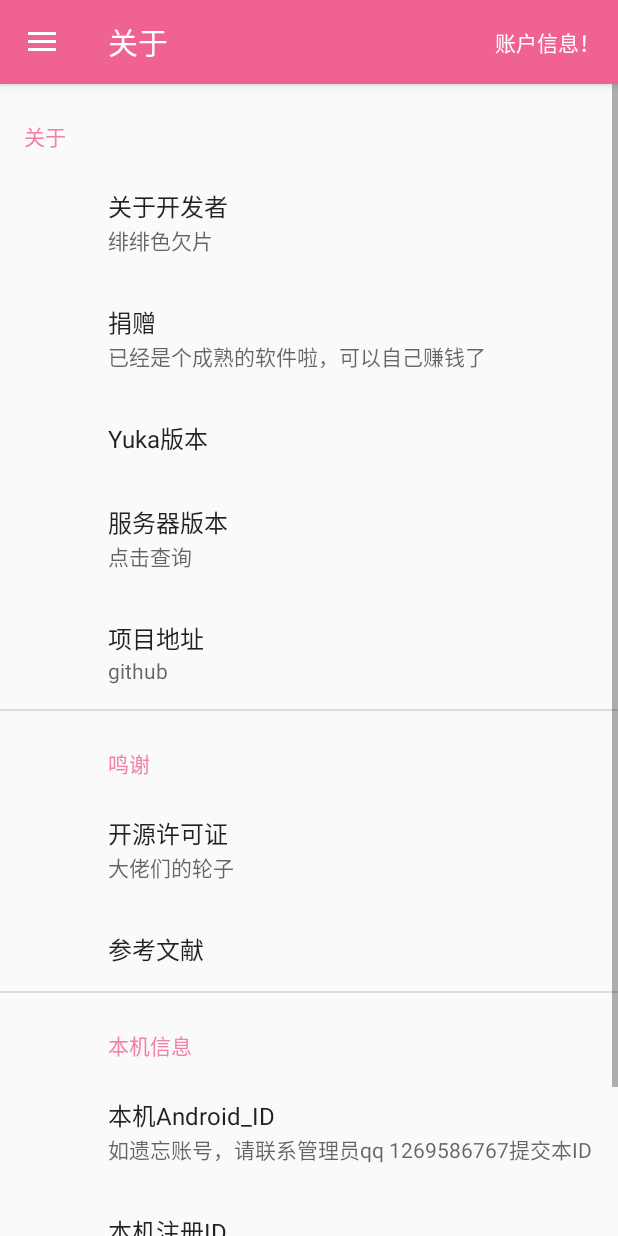
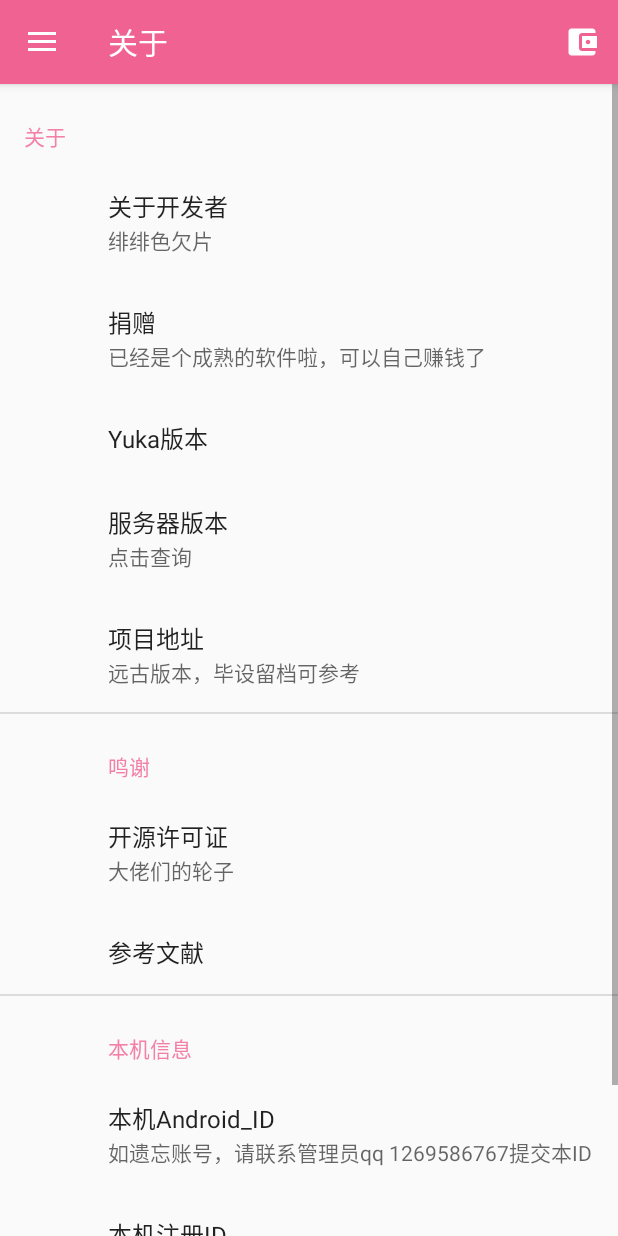
Before and after one commit to wangziyannb/YUKA, an Android app: the screen it shows after launch (MainActivity), in the side drawer, after a tap on "关于", on a phone screen of 412 x 824 dp. Run offline under Robolectric (Android 15) with nearby library versions, the phone set to English and light mode, and no system bars; our stand-ins replace androidx.preference, navigation-ui; libraries missing offline, so code that uses them is left out: com.lzf.easyfloat, com.wang.avi; 1 statement that could not run was skipped.

Commit message:
1、开始图 2、提前登陆 3、加入购买信息 4、修改不开启原文时，不显示“译文：”

```diff
--- a/app/build.gradle
+++ b/app/build.gradle
@@ -11,13 +11,13 @@ android {
         minSdkVersion 23
         targetSdkVersion 29
         versionCode 10
-        versionName '4.1.7'
+        versionName '4.1.8'
         testInstrumentationRunner "androidx.test.runner.AndroidJUnitRunner"
     }
 
     buildTypes {
         release {
-            minifyEnabled false
+            minifyEnabled true
             proguardFiles getDefaultProguardFile('proguard-android-optimize.txt'), 'proguard-rules.pro'
         }
     }
--- a/app/src/main/java/com/wzy/yuka/MainActivity.java
+++ b/app/src/main/java/com/wzy/yuka/MainActivity.java
@@ -23,6 +23,7 @@ import androidx.navigation.ui.NavigationUI;
 import com.google.android.material.navigation.NavigationView;
 import com.wzy.yuka.core.user.UserManager;
 import com.wzy.yuka.tools.handler.GlobalHandler;
+import com.wzy.yuka.tools.interaction.LoadingViewManager;
 import com.wzy.yuka.ui.view.RoundImageView;
 
 public class MainActivity extends AppCompatActivity implements GlobalHandler.HandleMsgListener {
@@ -33,9 +34,10 @@ public class MainActivity extends AppCompatActivity implements GlobalHandler.Han
     @Override
     protected void onCreate(@Nullable Bundle savedInstanceState) {
         super.onCreate(savedInstanceState);
-        setContentView(R.layout.main_activity);
         globalHandler = GlobalHandler.getInstance();
         globalHandler.setHandleMsgListener(this);
+
+        setContentView(R.layout.main_activity);
 
         Toolbar toolbar = findViewById(R.id.toolbar);
 
@@ -54,7 +56,6 @@ public class MainActivity extends AppCompatActivity implements GlobalHandler.Han
         Button login = header.findViewById(R.id.login_nav_header);
         Button logout = header.findViewById(R.id.logout_nav_header);
 
-        UserManager.login();
         login.setOnClickListener((v) -> {
             if (UserManager.checkLogin()) {
                 Toast.makeText(this, "您已登陆", Toast.LENGTH_SHORT).show();
@@ -68,6 +69,7 @@ public class MainActivity extends AppCompatActivity implements GlobalHandler.Han
             if (UserManager.checkLogin()) {
                 UserManager.logout();
                 drawer.closeDrawers();
+                load("登出中...");
             } else {
                 Toast.makeText(this, "未登录", Toast.LENGTH_SHORT).show();
             }
@@ -83,9 +85,26 @@ public class MainActivity extends AppCompatActivity implements GlobalHandler.Han
             }
         });
 
+        try {
+            Message message = getIntent().getParcelableExtra("msg");
+            globalHandler.sendMessage(message);
+        } catch (Exception e) {
+            UserManager.login();
+            load("登录中...");
+        }
 
     }
 
+    private void load(String text) {
+        LoadingViewManager
+                .with(this)
+                .setHintText(text)
+                .setAnimationStyle("BallScaleIndicator")
+                .setShowInnerRectangle(true)
+                .setOutsideAlpha(0.3f)
+                .setLoadingContentMargins(50, 50, 50, 50)
+                .build();
+    }
     @Override
     public boolean onCreateOptionsMenu(Menu menu) {
         getMenuInflater().inflate(R.menu.main, menu);
@@ -130,16 +149,20 @@ public class MainActivity extends AppCompatActivity implements GlobalHandler.Han
     public void handleMsg(Message msg) {
         switch (msg.what) {
             case 200:
+                LoadingViewManager.dismiss();
                 Toast.makeText(this, "登陆成功", Toast.LENGTH_SHORT).show();
                 break;
             case 201:
+                LoadingViewManager.dismiss();
                 Toast.makeText(this, "已退出登陆", Toast.LENGTH_SHORT).show();
                 break;
             case 601:
+                LoadingViewManager.dismiss();
                 Toast.makeText(this, "账户不存在", Toast.LENGTH_SHORT).show();
                 drawer.openDrawer(GravityCompat.START, true);
                 break;
             case 400:
+                LoadingViewManager.dismiss();
                 Toast.makeText(this, "网络似乎出现了点问题...\n请检查网络或于开发者选项者检查服务器", Toast.LENGTH_SHORT).show();
                 break;
         }
--- /dev/null
+++ b/app/src/main/java/com/wzy/yuka/SplashActivity.java
@@ -0,0 +1,72 @@
+package com.wzy.yuka;
+
+import android.app.Activity;
+import android.content.Intent;
+import android.os.Bundle;
+import android.os.Message;
+import android.util.Log;
+import android.view.WindowManager;
+import android.widget.Toast;
+
+import androidx.annotation.Nullable;
+
+import com.wzy.yuka.core.user.UserManager;
+import com.wzy.yuka.tools.handler.GlobalHandler;
+
+/**
+ * Created by Ziyan on 2020/5/16.
+ */
+public class SplashActivity extends Activity implements GlobalHandler.HandleMsgListener {
+    private Runnable runnable = () -> {
+        Intent intent = new Intent(this, MainActivity.class);
+        Message msg = Message.obtain();
+        msg.what = 100;
+        intent.putExtra("msg", msg);
+        startActivity(intent);
+        Log.d("TAG", ": 超时");
+        finish();
+    };
+
+    private GlobalHandler globalHandler;
+
+    @Override
+    protected void onCreate(@Nullable Bundle savedInstanceState) {
+        super.onCreate(savedInstanceState);
+        getWindow().addFlags(WindowManager.LayoutParams.FLAG_FULLSCREEN);
+        setContentView(R.layout.splash);
+        globalHandler = GlobalHandler.getInstance();
+        globalHandler.setHandleMsgListener(this);
+        globalHandler.postDelayed(runnable, 2000);
+        UserManager.login();
+    }
+
+    @Override
+    public void handleMsg(Message msg) {
+        switch (msg.what) {
+            case 200:
+                globalHandler.removeCallbacks(runnable);
+                Toast.makeText(this, "登陆成功", Toast.LENGTH_SHORT).show();
+                skip(200);
+                break;
+            case 601:
+                globalHandler.removeCallbacks(runnable);
+                Toast.makeText(this, "账户不存在", Toast.LENGTH_SHORT).show();
+                skip(601);
+                break;
+            case 400:
+                globalHandler.removeCallbacks(runnable);
+                Toast.makeText(this, "网络似乎出现了点问题...\n请检查网络或于开发者选项者检查服务器", Toast.LENGTH_SHORT).show();
+                skip(400);
+                break;
+        }
+    }
+
+    private void skip(int what) {
+        Intent intent = new Intent(this, MainActivity.class);
+        Message msg = Message.obtain();
+        msg.what = what;
+        intent.putExtra("msg", msg);
+        startActivity(intent);
+        finish();
+    }
+}
--- a/app/src/main/java/com/wzy/yuka/core/floatwindow/SelectWindow.java
+++ b/app/src/main/java/com/wzy/yuka/core/floatwindow/SelectWindow.java
@@ -170,8 +170,7 @@ public class SelectWindow implements View.OnClickListener {
             textView.append("\n译文： ");
             textView.append(translation);
         }else{
-            textView.setText("译文： ");
-            textView.append(translation);
+            textView.setText(translation);
         }
         if(params[2]){
             DecimalFormat df = new DecimalFormat("#0.000");
--- /dev/null
+++ b/app/src/main/res/drawable/ic_account_balance_wallet_black_24dp.xml
@@ -0,0 +1,10 @@
+<vector xmlns:android="http://schemas.android.com/apk/res/android"
+    android:width="24dp"
+    android:height="24dp"
+    android:tint="#FFFFFF"
+    android:viewportWidth="24.0"
+    android:viewportHeight="24.0">
+    <path
+        android:fillColor="#FF000000"
+        android:pathData="M21,18v1c0,1.1 -0.9,2 -2,2L5,21c-1.11,0 -2,-0.9 -2,-2L3,5c0,-1.1 0.89,-2 2,-2h14c1.1,0 2,0.9 2,2v1h-9c-1.11,0 -2,0.9 -2,2v8c0,1.1 0.89,2 2,2h9zM12,16h10L22,8L12,8v8zM16,13.5c-0.83,0 -1.5,-0.67 -1.5,-1.5s0.67,-1.5 1.5,-1.5 1.5,0.67 1.5,1.5 -0.67,1.5 -1.5,1.5z" />
+</vector>
--- a/app/src/main/res/menu/main.xml
+++ b/app/src/main/res/menu/main.xml
@@ -3,6 +3,7 @@
     xmlns:app="http://schemas.android.com/apk/res-auto">
     <item
         android:id="@+id/account"
-        android:title="账户信息！"
+        android:icon="@drawable/ic_account_balance_wallet_black_24dp"
+        android:title="账户信息"
         app:showAsAction="always" />
 </menu>
--- a/app/src/main/res/xml/about.xml
+++ b/app/src/main/res/xml/about.xml
@@ -21,7 +21,7 @@
             android:title="服务器版本" />
         <Preference
             android:key="about_about_repository"
-            android:summary="github"
+            android:summary="远古版本，毕设留档可参考"
             android:title="项目地址" />
     </PreferenceCategory>
     <PreferenceCategory
```
Also changed, not shown: app/src/main/AndroidManifest.xml (+9 -5 lines), app/src/main/java/com/wzy/yuka/ui/user/PersonalInfo.java (+25 -1 lines), app/src/main/res/layout/splash.xml (added, +12 -0 lines), app/src/main/res/drawable-port-hdpi/screen.png (added), app/src/main/res/drawable-port-ldpi/screen.png (added), app/src/main/res/drawable-port-mdpi/screen.png (added), app/src/main/res/drawable-port-xhdpi/screen.png (added), app/src/main/res/drawable-port-xxhdpi/screen.png (added), app/src/main/res/drawable-port-xxxhdpi/screen.png (added), 1 other file.
